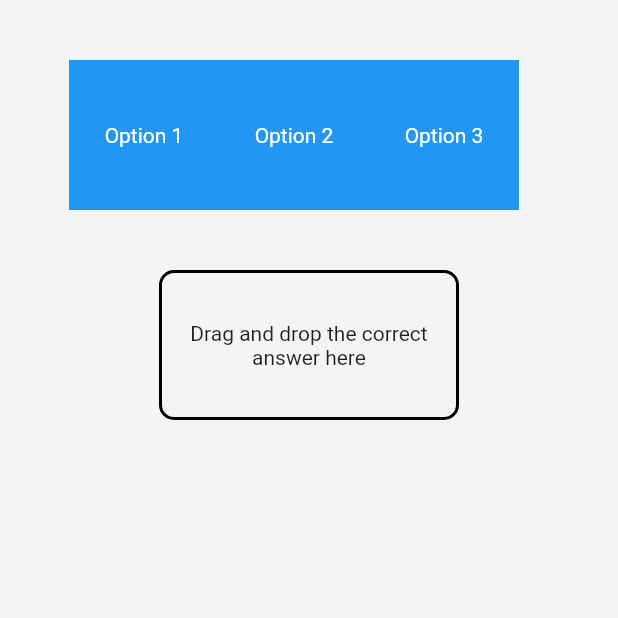
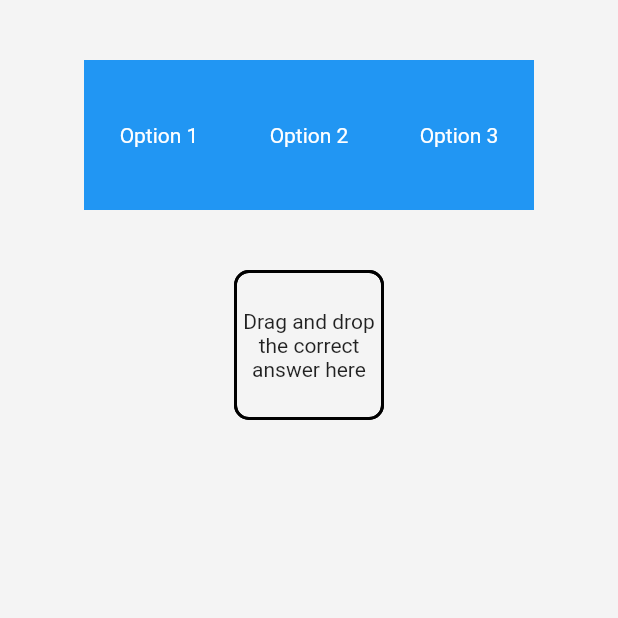
Before and after one commit to MahShihab/MathApp, a Flutter app: the ACompar screen opened directly, on a phone screen of 412 x 824 dp, the top half of it. Run offline on Flutter 3.47's test engine with Material 2 defaults, Android fonts, the phone set to English and light mode, and no system bars; our stand-ins replace cloud_firestore, firebase_core; missing offline and left inert: dart:js; accounts and stored records are empty; network calls fail.

Commit message:
first activity

```diff
--- a/lib/ActivityComparison.dart
+++ b/lib/ActivityComparison.dart
@@ -1,15 +1,6 @@
 import 'dart:js';
 import 'dart:math';
 import 'package:flutter/material.dart';
-import 'package:project/Data.dart';
-import 'package:project/StudentInfo.dart';
-import 'package:project/main.dart';
-import 'package:flutter/material.dart';
-import 'package:firebase_core/firebase_core.dart';
-import 'package:cloud_firestore/cloud_firestore.dart';
-import 'package:project/profile.dart';
-import 'AdminHome.dart';
-import 'firebase_options.dart';
 
 class ACompar extends StatefulWidget {
   const ACompar({Key? key}) : super(key: key);
@@ -19,8 +10,10 @@ class ACompar extends StatefulWidget {
 }
 
 class _AComparState extends State<ACompar> {
-  late int correctIndex;
   List<String> options = ['Option 1', 'Option 2', 'Option 3'];
+  late int correctIndex = Random()
+      .nextInt(options.length - 1); // subtract 1 to exclude the empty string
+  int? droppedIndex;
 
   @override
   void initState() {
@@ -34,7 +27,8 @@ class _AComparState extends State<ACompar> {
     return Scaffold(
       backgroundColor: const Color(0xfff4f4f4),
       body: Center(
-        child: Column(children: [
+        child: Column(
+          children: [
             const SizedBox(height: 40),
             Row(
               mainAxisAlignment: MainAxisAlignment.center,
@@ -57,7 +51,7 @@ class _AComparState extends State<ACompar> {
                     feedback: Container(
                       width: 100,
                       height: 100,
-                    color: Colors.blue.withOpacity(0.5),
+                      color: Colors.blue,
                       child: Center(
                         child: Text(
                           options[i],
@@ -66,47 +60,60 @@ class _AComparState extends State<ACompar> {
                       ),
                     ),
                   ),
-              const SizedBox(width: 20),
-              // The drop target
+                // const SizedBox(width: 20),
+                // The drop target or dropped container
               ],
             ),
             const SizedBox(height: 40),
-          SizedBox(
+            Stack(
+              children: [
+
+                Container(
+                  width: 100,
                   height: 100,
-            width: 200,
-            child: DragTarget<int>(
-              builder: (BuildContext context, List<int?> candidateData,
-                  List<dynamic> rejectedData) {
-                // The drop target widget
-                return Container(
                   decoration: BoxDecoration(
                     border: Border.all(width: 2),
                     borderRadius: BorderRadius.circular(10),
                   ),
                   child: Center(
-                    child: Text(
+                    child: droppedIndex != null
+                        ? Text(
+                            options[droppedIndex!],
+                            style: TextStyle(color: Colors.black),
+                          )
+                        : Text(
                             'Drag and drop the correct answer here',
                             textAlign: TextAlign.center,
                           ),
                   ),
-                );
+                ),
+                SizedBox(
+                  height: 100,
+                  width: 100,
+                  child: DragTarget<int>(
+                    builder: (BuildContext context, List<int?> candidateData,
+                        List<dynamic> rejectedData) {
+                      // The invisible drop target widget
+                      return Container(decoration: BoxDecoration(
+                    border: Border.all(width: 2),
+                    borderRadius: BorderRadius.circular(10),
+                  ),);
                     },
                     onWillAccept: (data) => true,
                     onAccept: (data) {
                       // Check if the dragged container is the correct answer
                       if (data == correctIndex) {
-                  // Get the current position of the drop target
-                  int dropTargetIndex = options.indexOf('');
-
-                  // Swap the correct option with the drop target
+                        // Check if the drop target is empty
+                        if (droppedIndex == null) {
                           setState(() {
-                    options[dropTargetIndex] = 'Option ${correctIndex + 1}';
-                    options[correctIndex] = '';
+                            // Replace the drop target with the dropped container
+                            droppedIndex = data;
+                            options[data] = options[correctIndex];
                           });
-
                           ScaffoldMessenger.of(context).showSnackBar(
                             SnackBar(content: Text('Correct!')),
                           );
+                        }
                       } else {
                         ScaffoldMessenger.of(context).showSnackBar(
                           SnackBar(content: Text('Incorrect!')),
@@ -115,7 +122,10 @@ class _AComparState extends State<ACompar> {
                     },
                   ),
                 ),
-        ]),
+              ],
+            ),
+          ],
+        ),
       ),
     );
   }
```
Lines whose indentation alone changed are shown as unchanged.
